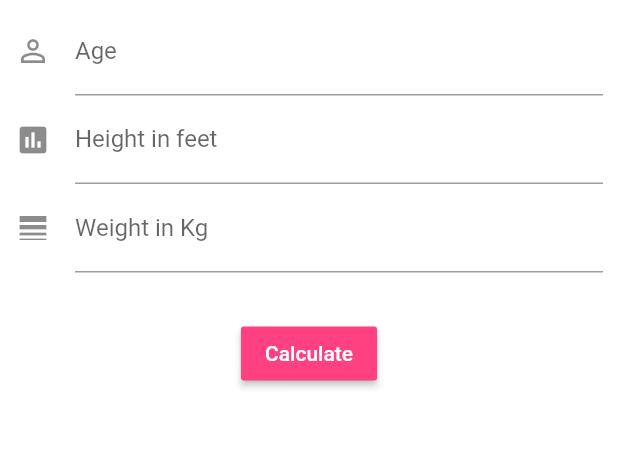
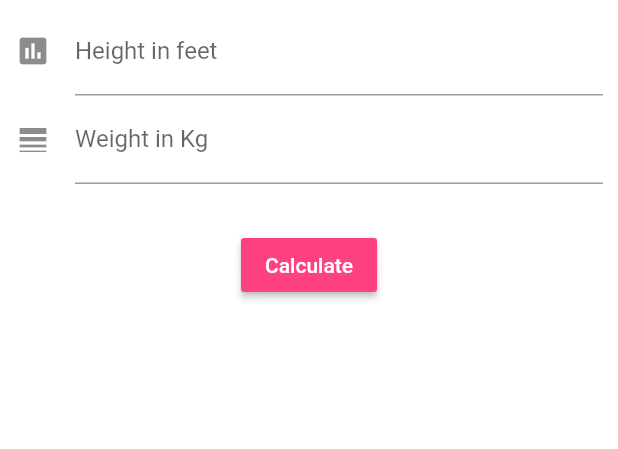
Before and after one commit to thiagopaiva99/BMICalculator, a Flutter app: the screen it shows after launch, after a tap on "Calculate", on a phone screen of 412 x 824 dp, the part 272-721 px from its top. Run offline on Flutter 3.47's test engine with Material 2 defaults, Android fonts, the phone set to English and light mode, and no system bars.

Commit message:
Removing the age TextField and getting the BMI status

```diff
--- a/lib/ui/home.dart
+++ b/lib/ui/home.dart
@@ -8,17 +8,18 @@ class Home extends StatefulWidget {
 }
 
 class HomeState extends State<Home> {
-  final TextEditingController _ageController = new TextEditingController();
   final TextEditingController _heightController = new TextEditingController();
   final TextEditingController _weightController = new TextEditingController();
 
   String _formattedText = "";
+  String _bmiStatus = "";
 
   void handleRaisedButtonPressed() {
     setState(() {
       double bmiResult = calculateBMI(_weightController.text, _heightController.text);
 
       _formattedText = "Your BMI: ${bmiResult.toStringAsFixed(1)}";
+      _bmiStatus = getBmiStatus(bmiResult);
     });
   }
 
@@ -48,17 +49,6 @@ class HomeState extends State<Home> {
               alignment: Alignment.topCenter,
               child: new Column(
                 children: <Widget>[
-                  new TextField(
-                    controller: _ageController,
-                    keyboardType: TextInputType.number,
-                    decoration: new InputDecoration(
-                        labelText: "Age",
-                        hintText: "Your age in numbers",
-                        icon: new Icon(
-                            Icons.person_outline
-                        )
-                    ),
-                  ),
                   new TextField(
                     controller: _heightController,
                     keyboardType: TextInputType.number,
@@ -99,6 +89,9 @@ class HomeState extends State<Home> {
                       fontWeight: FontWeight.w500,
                       fontSize: 22.0
                     ),
+                  ),
+                  new Text(
+                    "$_bmiStatus"
                   )
                 ],
               ),
@@ -119,4 +112,42 @@ class HomeState extends State<Home> {
 
     return 0.0;
   }
+
+  String getBmiStatus(double bmiResult) {
+    String result = "";
+
+    if (bmiResult < 15) {
+      result = "Extremely underweight";
+    }
+
+    if (bmiResult >= 15 && bmiResult < 16) {
+      result = "Severely underweight";
+    }
+
+    if (bmiResult >= 16 && bmiResult < 18.5) {
+      result = "Below the ideal weight";
+    }
+
+    if (bmiResult >= 18.5 && bmiResult < 25) {
+      result = "Ideal weight range";
+    }
+
+    if (bmiResult >= 25 && bmiResult < 30) {
+      result = "Overweight";
+    }
+
+    if (bmiResult >= 30 && bmiResult < 35) {
+      result = "Obesity grade 1";
+    }
+
+    if (bmiResult >= 35 && bmiResult < 40) {
+      result = "Obesity grade 2";
+    }
+
+    if (bmiResult >= 40) {
+      result = "Obesity grade 3";
+    }
+
+    return result;
+  }
 }
```
